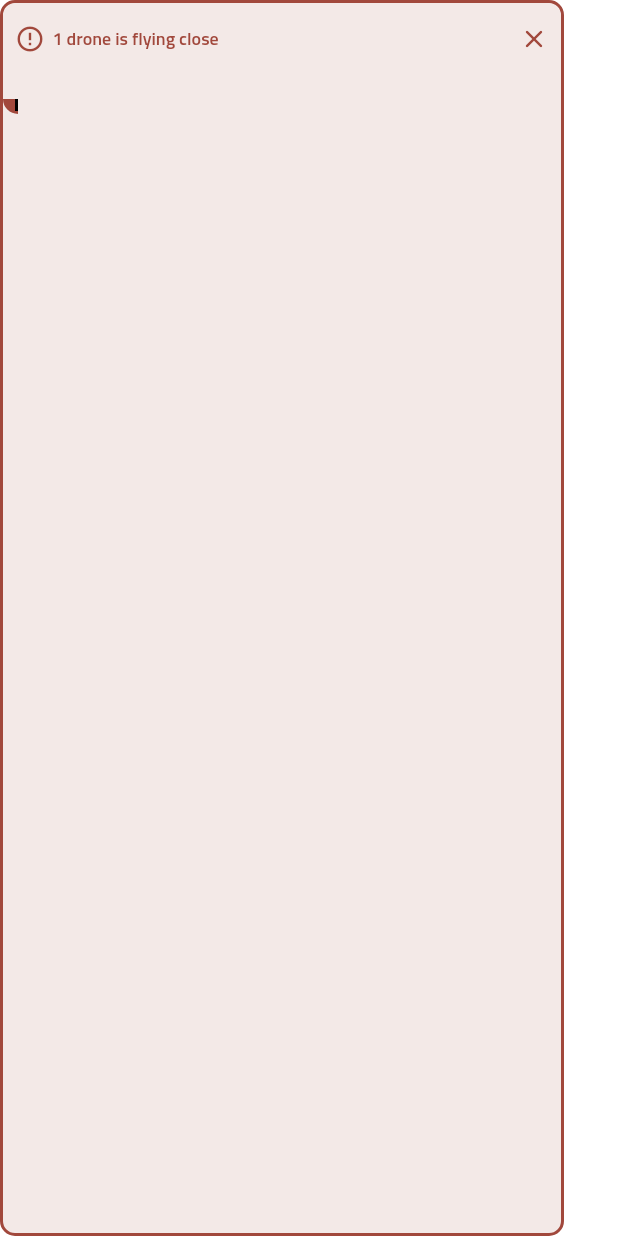
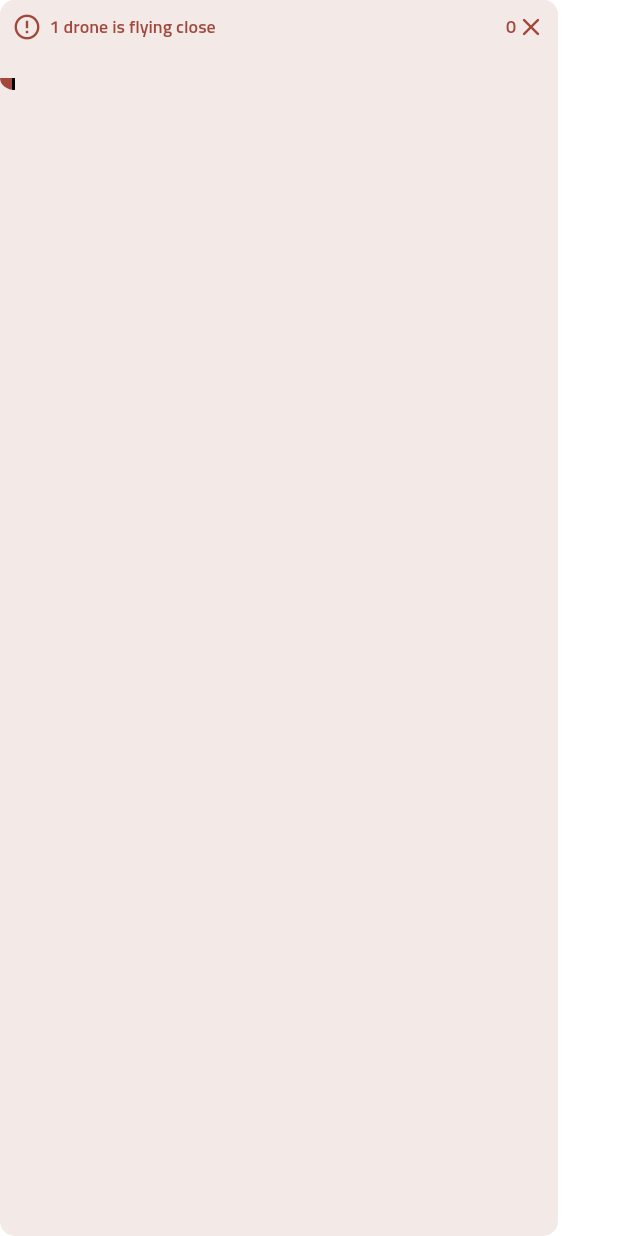
Before and after one commit to dronetag/drone-scanner, a Flutter app: the ProximityAlertSnackbar widget shown alone on an empty page, opened directly with empty values, on a phone screen of 412 x 824 dp. Run offline on Flutter 3.47's test engine with Material 2 defaults, Android fonts, the phone set to English and light mode, and no system bars; our stand-ins replace csv, device_info_plus, flutter_bloc, flutter_local_notifications, flutter_markdown, flutter_spinbox and 16 more; missing offline and left inert: app_settings, f_logs, flutter_opendroneid, flutter_osm_plugin, navigation_history_observer; accounts and stored records are empty; statements that could not run were skipped; project files that could hold a hidden picture were left out.

Commit message:
fix: prox alert snackbar style
DT-2256

```diff
--- a/lib/widgets/app/proximity_alert_snackbar.dart
+++ b/lib/widgets/app/proximity_alert_snackbar.dart
@@ -53,10 +53,6 @@ class _ProximityAlertSnackbarState extends State<ProximityAlertSnackbar>
     return Container(
       decoration: BoxDecoration(
         borderRadius: BorderRadius.circular(Sizes.panelBorderRadius),
-        border: Border.all(
-          color: AppColors.red,
-          width: 2,
-        ),
         color: AppColors.lightRed,
       ),
       child: Column(
@@ -71,17 +67,21 @@ class _ProximityAlertSnackbarState extends State<ProximityAlertSnackbar>
             ),
             width: width,
             padding: EdgeInsets.only(
+              top: Sizes.standard,
               left: Sizes.standard,
               right: Sizes.standard,
               bottom: Sizes.standard * 2,
             ),
             child: Column(
               children: [
-                Row(
+                Padding(
+                  padding: const EdgeInsets.only(bottom: Sizes.standard),
+                  child: Row(
                     mainAxisAlignment: MainAxisAlignment.start,
                     children: [
                       Padding(
-                      padding: const EdgeInsets.only(right: Sizes.iconPadding),
+                        padding:
+                            const EdgeInsets.only(right: Sizes.iconPadding),
                         child: Icon(
                           Icons.error_outline,
                           size: Sizes.textIconSize,
@@ -97,26 +97,39 @@ class _ProximityAlertSnackbarState extends State<ProximityAlertSnackbar>
                         ),
                       ),
                       Spacer(),
-                    IconButton(
-                      padding: EdgeInsets.zero,
-                      alignment: Alignment.centerRight,
-                      onPressed: () {
+                      GestureDetector(
+                        onTap: () {
                           context
                               .read<ProximityAlertsCubit>()
                               .setAlertDismissed(dismissed: true);
                           ScaffoldMessenger.of(context).hideCurrentSnackBar();
                         },
-                      icon: Icon(
+                        child: Row(
+                          children: [
+                            AnimatedBuilder(
+                              animation: controller,
+                              builder: (context, child) => Text(
+                                '${(widget.expirationTime * (1 - controller.value)).toStringAsFixed(0)}',
+                                style: TextStyle(
+                                  color: AppColors.red,
+                                  fontSize: 12,
+                                  fontWeight: FontWeight.w600,
+                                ),
+                              ),
+                            ),
+                            Icon(
                               Icons.close_rounded,
                               color: AppColors.red,
                               size: Sizes.textIconSize,
                             ),
-                      iconSize: Sizes.textIconSize,
+                          ],
+                        ),
                       )
                     ],
                   ),
+                ),
                 ...widget.list
-                    .where((element) => element is DroneNearbyAlert)
+                    .whereType<DroneNearbyAlert>()
                     .map(
                       (e) => Container(
                         color: AppColors.lightRed,
@@ -176,6 +189,7 @@ class CustomTimerPainter extends CustomPainter {
   void paint(Canvas canvas, Size size) {
     var paint = Paint()
       ..color = backgroundColor
+      ..strokeWidth = 0
       ..strokeCap = StrokeCap.square
       ..style = PaintingStyle.fill;
 
@@ -192,7 +206,7 @@ class CustomTimerPainter extends CustomPainter {
       paint,
     );
     canvas.drawArc(
-      Rect.fromLTRB(0, -borderRadius, borderRadius * 2, borderRadius),
+      Rect.fromLTRB(0, -height, borderRadius * 2, height),
       math.pi / 2,
       math.pi / 2,
       true,
```
Also changed, not shown: lib/widgets/preferences/components/proximity_alert_widget.dart (+6 -3 lines). Lines whose indentation alone changed are shown as unchanged.
